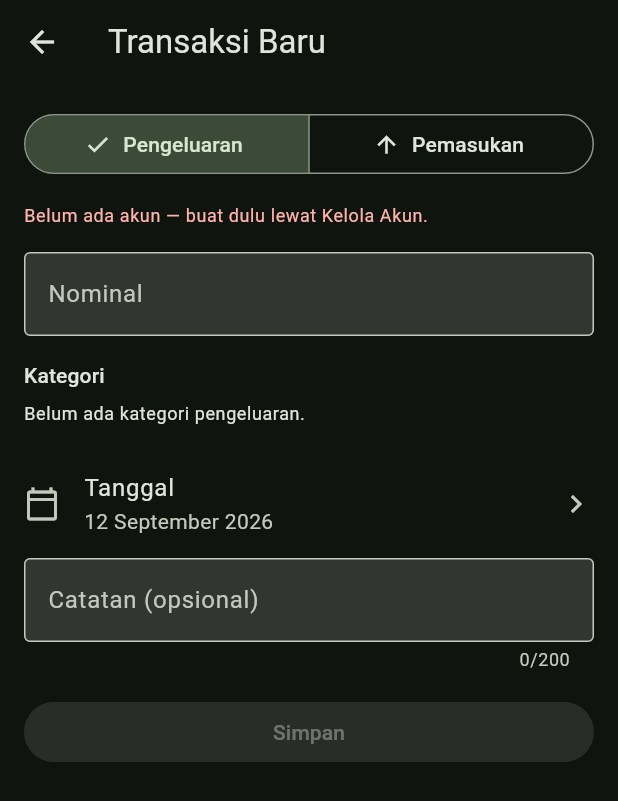
After one commit to sandacof003/vexpense, a Flutter app: the DashboardScreen screen opened by its route, after a tap on the "add" icon, on a phone screen of 412 x 824 dp. The commit adds this screen. Shown: the top 801 px of the screen. Run offline on Flutter 3.47's test engine with Material 3 defaults, Android fonts, the phone set to English and light mode, and no system bars; our stand-ins replace csv, drift, flutter_riverpod, go_router, shared_preferences; accounts and stored records are empty; generated files the repository leaves out were written again.

Commit message:
feat(fe): FE-04 form tambah & edit transaksi income/expense (#6)
Verified: flutter analyze 0 issue + flutter test 218 passed. PM review tanpa temuan blocking.

```diff
--- a/lib/features/dashboard/dashboard_screen.dart
+++ b/lib/features/dashboard/dashboard_screen.dart
@@ -5,6 +5,7 @@ import 'package:go_router/go_router.dart';
 import '../../core/settings/settings_providers.dart';
 import '../accounts/accounts_screen.dart';
 import '../categories/categories_screen.dart';
+import '../transactions/presentation/transaction_form_screen.dart';
 
 /// Area utama aplikasi (placeholder FE-01).
 ///
@@ -21,6 +22,17 @@ class DashboardScreen extends ConsumerWidget {
 
     return Scaffold(
       appBar: AppBar(title: const Text('V Expense')),
+      // Quick add transaksi (PRD dashboard: quick add button).
+      floatingActionButton: FloatingActionButton(
+        key: const Key('dashboard.quick.add'),
+        onPressed: () =>
+            Navigator.of(context).push(
+              MaterialPageRoute(
+                builder: (_) => const TransactionFormScreen(),
+              ),
+            ),
+        child: const Icon(Icons.add),
+      ),
       body: Center(
         child: Column(
           mainAxisAlignment: MainAxisAlignment.center,
--- /dev/null
+++ b/lib/features/transactions/presentation/transaction_form_screen.dart
@@ -0,0 +1,321 @@
+import 'package:drift/drift.dart' show Value;
+import 'package:flutter/material.dart';
+import 'package:flutter_riverpod/flutter_riverpod.dart';
+
+import '../../../core/data/database.dart';
+import '../../../core/data/enums.dart';
+import '../../../core/di/providers.dart';
+import '../../../core/formatters/currency_format.dart';
+import '../../../core/formatters/date_formatter.dart';
+import '../../../core/formatters/money_formatter.dart';
+import '../../../core/validators/transaction_form_validators.dart';
+import '../../../core/widgets/amount_field.dart';
+import '../../categories/category_appearance.dart';
+import '../providers/transaction_providers.dart';
+
+/// Form tambah/edit transaksi income/expense (FE-04, wireframe screen 3).
+///
+/// Acceptance FE-04:
+/// - Amount tersimpan sebagai minor unit POSITIF currency akun.
+/// - Kategori wajib; hanya kategori sesuai type yang ditawarkan.
+/// - Hanya akun yang tersedia yang ditawarkan.
+/// - Edit dapat mengubah semua field (type, amount, akun, kategori, tanggal,
+///   note) dan memakai alur mutasi atomik BE-02 ([EditTransactionUseCase]):
+///   reversal efek lama + apply nilai baru dalam satu DB transaction, gagal
+///   → rollback penuh (tidak ada perubahan parsial; saldo & laporan mengikuti
+///   nilai baru karena ledger dihitung dari data final).
+/// - Submit ganda tidak membuat duplikasi (tombol disabled selama saving).
+///
+/// Transfer TIDAK ditangani di sini (ranah FE-05); segmented type hanya
+/// income/expense.
+class TransactionFormScreen extends ConsumerStatefulWidget {
+  const TransactionFormScreen({super.key, this.existing});
+
+  /// `null` = mode tambah; terisi = mode edit.
+  final Transaction? existing;
+
+  @override
+  ConsumerState<TransactionFormScreen> createState() =>
+      _TransactionFormScreenState();
+}
+
+class _TransactionFormScreenState extends ConsumerState<TransactionFormScreen> {
+  final _amountController = TextEditingController();
+  final _noteController = TextEditingController();
+  final _validators = const TransactionFormValidators();
+  final _dateFormatter = const DateFormatter();
+
+  late TransactionType _type;
+  int? _accountId;
+  int? _categoryId;
+  late DateTime _date;
+  bool _saving = false;
+  String? _amountError;
+
+  bool get _isEdit => widget.existing != null;
+
+  @override
+  void initState() {
+    super.initState();
+    final tx = widget.existing;
+    _type = tx?.type ?? TransactionType.expense;
+    _accountId = tx?.accountId;
+    _categoryId = tx?.categoryId;
+    _date = tx?.date ?? DateTime.now();
+    _noteController.text = tx?.description ?? '';
+    if (tx != null) {
+      _amountController.text = MoneyFormatter().formatMinor(
+        tx.amount,
+        CurrencyFormat.fromCode(_currencyCodeFor(tx.accountId)),
+      );
+    }
+  }
+
+  /// Currency akun terpilih (source of truth minor unit amount).
+  String _currencyCodeFor(int? accountId) {
+    if (accountId == null) return 'IDR';
+    final accounts = ref.read(accountsProvider).valueOrNull ?? const [];
+    for (final a in accounts) {
+      if (a.id == accountId) return a.currency;
+    }
+    return 'IDR';
+  }
+
+  @override
+  void dispose() {
+    _amountController.dispose();
+    _noteController.dispose();
+    super.dispose();
+  }
+
+  Future<void> _pickDate() async {
+    final picked = await showDatePicker(
+      context: context,
+      initialDate: _date,
+      firstDate: DateTime(2000),
+      lastDate: DateTime(2100),
+    );
+    if (picked != null) setState(() => _date = picked);
+  }
+
+  Future<void> _save() async {
+    if (_saving) return; // guard submit ganda (tombol juga disabled)
+    final currency = CurrencyFormat.fromCode(_currencyCodeFor(_accountId));
+    final amount = _validators.validateAmount(
+      _amountController.text,
+      currency,
+    );
+    final categoryError = _validators.validateCategoryRequired(_categoryId);
+
+    setState(() {
+      _amountError = amount.error;
+    });
+
+    String? firstError = amount.error ?? categoryError;
+    if (_accountId == null) firstError ??= 'Akun wajib dipilih';
+    if (firstError != null) {
+      ScaffoldMessenger.of(
+        context,
+      ).showSnackBar(SnackBar(content: Text(firstError)));
+      return;
+    }
+
+    setState(() => _saving = true);
+    final note = _noteController.text.trim();
+    try {
+      if (_isEdit) {
+        // Alur mutasi atomik repository/use case BE-02: satu DB transaction,
+        // error apa pun → rollback penuh, baris lama tetap utuh.
+        await ref
+            .read(editTransactionProvider)
+            .call(
+              widget.existing!.copyWith(
+                type: _type,
+                amount: amount.minorUnit,
+                accountId: _accountId,
+                categoryId: Value(_categoryId),
+                description: Value(note.isEmpty ? null : note),
+                date: _date,
+              ),
+            );
+      } else {
+        await ref
+            .read(createTransactionProvider)
+            .call(
+              type: _type,
+              amount: amount.minorUnit!,
+              accountId: _accountId!,
+              categoryId: _categoryId!,
+              date: _date,
+              description: note.isEmpty ? null : note,
+            );
+      }
+      if (mounted) Navigator.of(context).pop(true);
+    } catch (e) {
+      // Error state: alasan tampil, form tetap terbuka, tidak ada partial
+      // write (rollback dijamin use case).
+      if (mounted) {
+        setState(() => _saving = false);
+        ScaffoldMessenger.of(context).showSnackBar(
+          SnackBar(
+            key: const Key('transaction.form.error'),
+            content: Text('Gagal menyimpan: $e'),
+          ),
+        );
+      }
+    }
+  }
+
+  @override
+  Widget build(BuildContext context) {
+    final theme = Theme.of(context);
+    final accountsAsync = ref.watch(accountsProvider);
+    final categories = ref.watch(categoriesByTypeProvider(_type));
+
+    return Scaffold(
+      appBar: AppBar(title: Text(_isEdit ? 'Edit Transaksi' : 'Transaksi Baru')),
+      body: SafeArea(
+        child: ListView(
+          padding: const EdgeInsets.all(16),
+          children: [
+            SegmentedButton<TransactionType>(
+              segments: const [
+                ButtonSegment(
+                  value: TransactionType.expense,
+                  label: Text('Pengeluaran'),
+                  icon: Icon(Icons.arrow_downward),
+                ),
+                ButtonSegment(
+                  value: TransactionType.income,
+                  label: Text('Pemasukan'),
+                  icon: Icon(Icons.arrow_upward),
+                ),
+              ],
+              selected: {_type},
+              onSelectionChanged: (selected) => setState(() {
+                final newType = selected.first;
+                // Kategori lama belum tentu valid untuk tipe baru — cek
+                // terhadap daftar tipe baru, reset bila tidak ada.
+                if (!ref
+                    .read(categoriesByTypeProvider(newType))
+                    .any((c) => c.id == _categoryId)) {
+                  _categoryId = null;
+                }
+                _type = newType;
+              }),
+            ),
+            const SizedBox(height: 16),
+            // --- Akun: hanya yang tersedia ---
+            accountsAsync.when(
+              data: (accounts) {
+                // Mode tambah: preselect akun pertama (quick add satu tap).
+                if (!_isEdit && _accountId == null && accounts.isNotEmpty) {
+                  _accountId = accounts.first.id;
+                }
+                if (accounts.isEmpty) {
+                  return Text(
+                    'Belum ada akun — buat dulu lewat Kelola Akun.',
+                    style: theme.textTheme.bodySmall?.copyWith(
+                      color: theme.colorScheme.error,
+                    ),
+                  );
+                }
+                return DropdownButtonFormField<int>(
+                  key: const Key('transaction.form.account'),
+                  value: _accountId,
+                  isExpanded: true,
+                  decoration: const InputDecoration(labelText: 'Akun'),
+                  items: [
+                    for (final a in accounts)
+                      DropdownMenuItem(
+                        value: a.id,
+                        child: Text(
+                          '${a.name} · ${a.currency}',
+                          overflow: TextOverflow.ellipsis,
+                        ),
+                      ),
+                  ],
+                  onChanged: (value) => setState(() => _accountId = value),
+                );
+              },
+              loading: () => const Center(
+                child: Padding(
+                  padding: EdgeInsets.all(8),
+                  child: CircularProgressIndicator(),
+                ),
+              ),
+              error: (e, _) => Text('Gagal memuat akun: $e'),
+            ),
+            const SizedBox(height: 16),
+            // --- Nominal (minor unit currency akun) ---
+            AmountField(
+              key: const Key('transaction.form.amount'),
+              controller: _amountController,
+              currency: CurrencyFormat.fromCode(_currencyCodeFor(_accountId)),
+              errorText: _amountError,
+              helperText: _accountId == null
+                  ? null
+                  : 'Disimpan minor unit ${_currencyCodeFor(_accountId)}.',
+            ),
+            const SizedBox(height: 16),
+            // --- Kategori sesuai type (wajib) ---
+            Text('Kategori', style: theme.textTheme.titleSmall),
+            const SizedBox(height: 8),
+            if (categories.isEmpty)
+              Text(
+                'Belum ada kategori ${_type == TransactionType.income ? 'pemasukan' : 'pengeluaran'}.',
+                style: theme.textTheme.bodySmall,
+              )
+            else
+              Wrap(
+                spacing: 8,
+                runSpacing: 8,
+                children: [
+                  for (final c in categories)
+                    ChoiceChip(
+                      key: Key('transaction.form.category.${c.id}'),
+                      avatar: Icon(categoryIcon(c.icon), size: 16),
+                      label: Text(c.name),
+                      selected: _categoryId == c.id,
+                      onSelected: (_) => setState(() => _categoryId = c.id),
+                    ),
+                ],
+              ),
+            const SizedBox(height: 16),
+            // --- Tanggal (bisa diedit) ---
+            ListTile(
+              key: const Key('transaction.form.date'),
+              contentPadding: EdgeInsets.zero,
+              leading: const Icon(Icons.calendar_today_outlined),
+              title: const Text('Tanggal'),
+              subtitle: Text(_dateFormatter.format(_date, style: DateStyle.full)),
+              trailing: const Icon(Icons.chevron_right),
+              onTap: _pickDate,
+            ),
+            // --- Note (bisa diedit) ---
+            TextField(
+              key: const Key('transaction.form.note'),
+              controller: _noteController,
+              maxLength: 200,
+              decoration: const InputDecoration(labelText: 'Catatan (opsional)'),
+            ),
+            const SizedBox(height: 16),
+            FilledButton(
+              key: const Key('transaction.form.save'),
+              onPressed: _saving || accountsAsync.valueOrNull?.isEmpty == true
+                  ? null
+                  : _save,
+              child: _saving
+                  ? const SizedBox(
+                      height: 20,
+                      width: 20,
+                      child: CircularProgressIndicator(strokeWidth: 2),
+                    )
+                  : Text(_isEdit ? 'Simpan Perubahan' : 'Simpan'),
+            ),
+          ],
+        ),
+      ),
+    );
+  }
+}
--- /dev/null
+++ b/lib/features/transactions/providers/transaction_providers.dart
@@ -0,0 +1,32 @@
+import 'package:flutter_riverpod/flutter_riverpod.dart';
+
+import '../../../core/data/database.dart';
+import '../../../core/data/enums.dart';
+import '../../../core/di/providers.dart';
+import '../domain/transaction_use_cases.dart';
+
+/// Kategori sesuai tipe transaksi untuk form (FE-04).
+///
+/// Acceptance: "form hanya menawarkan kategori sesuai type" — filter di sini
+/// supaya UI tinggal render. Kosong selama stream masih loading.
+final categoriesByTypeProvider = Provider.autoDispose
+    .family<List<Category>, TransactionType>((ref, type) {
+      final categoryType =
+          type == TransactionType.income
+              ? CategoryType.income
+              : CategoryType.expense;
+      final categories =
+          ref.watch(categoriesProvider).valueOrNull ?? const <Category>[];
+      return categories.where((c) => c.type == categoryType).toList();
+    });
+
+/// Alur mutasi atomik BE-02: create/edit income-expense dalam SATU DB
+/// transaction (edit = reversal efek lama + apply nilai baru sekaligus,
+/// gagal → rollback penuh, tidak ada perubahan parsial).
+final createTransactionProvider = Provider<CreateTransactionUseCase>(
+  (ref) => CreateTransactionUseCase(ref.watch(appDatabaseProvider)),
+);
+
+final editTransactionProvider = Provider<EditTransactionUseCase>(
+  (ref) => EditTransactionUseCase(ref.watch(appDatabaseProvider)),
+);
```
Also changed, not shown: 1 other file.
